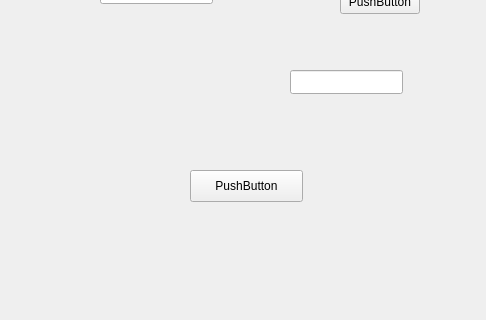
This is homescreen.ui in cameron001/cs100_finalproject as Qt 5 draws it before an edit; both pictures show x 0 to 486 and y 280 to 600 of the 800 by 600 pixel window. The edited form follows.
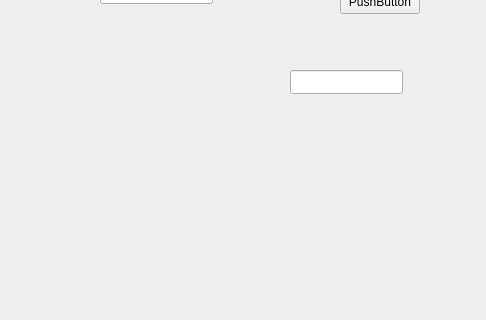
This is the edited form.

What changed in the file:
```diff
--- a/homescreen.ui
+++ b/homescreen.ui
@@ -119,19 +119,6 @@
      <string>PushButton</string>
     </property>
    </widget>
-   <widget class="QPushButton" name="booksList">
-    <property name="geometry">
-     <rect>
-      <x>190</x>
-      <y>450</y>
-      <width>113</width>
-      <height>32</height>
-     </rect>
-    </property>
-    <property name="text">
-     <string>PushButton</string>
-    </property>
-   </widget>
   </widget>
   <widget class="QMenuBar" name="menubar">
    <property name="geometry">
```
